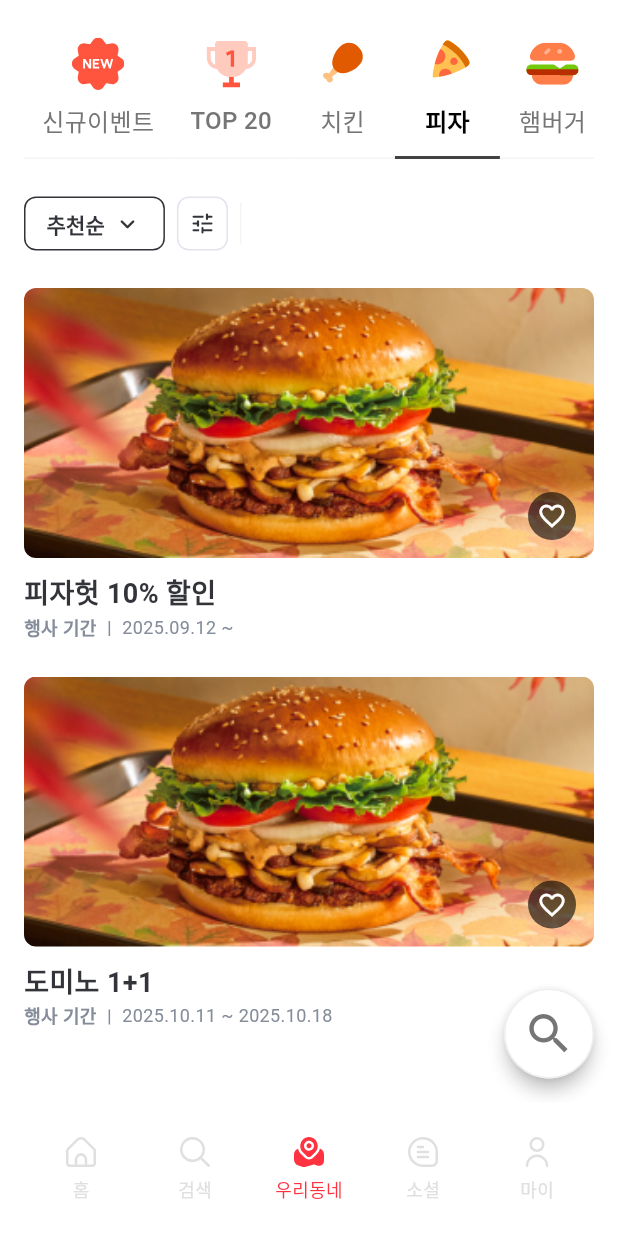
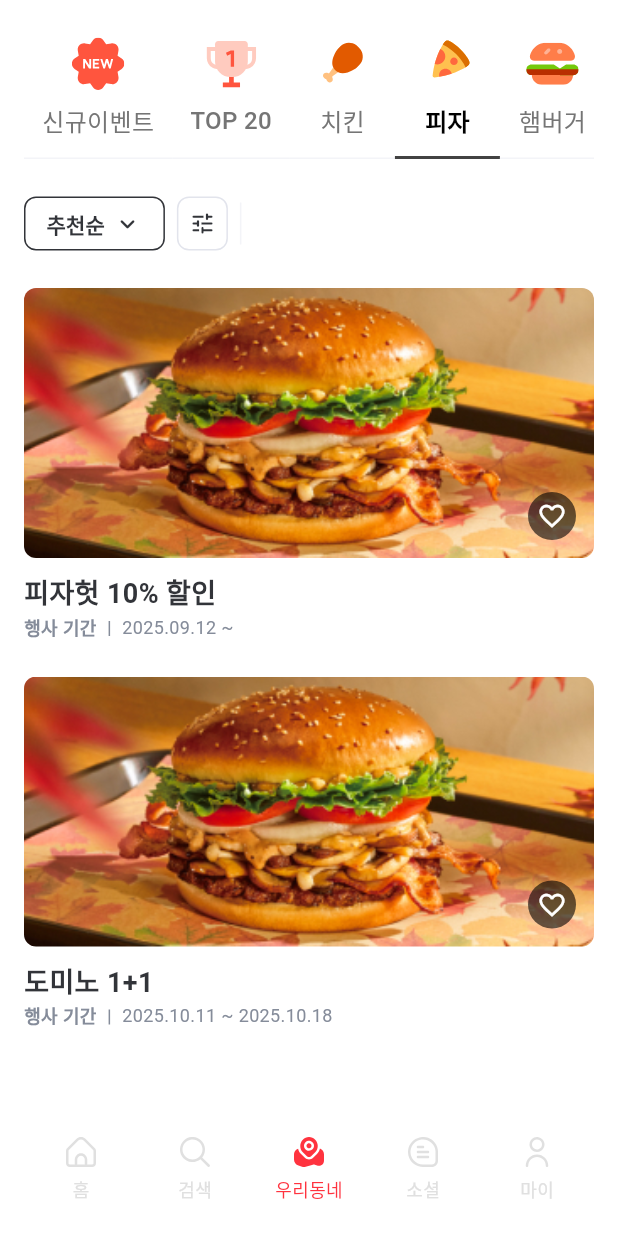
Before and after one commit to ApptiveDev/NOCHIGIMA, a Flutter app: the MainScreen screen opened directly, item 3 of the bottom bar chosen, on a phone screen of 412 x 824 dp. Run offline on Flutter 3.47's test engine with Material 3 defaults, Android fonts, the phone set to English and light mode, and no system bars; our stand-ins replace carousel_slider, flutter_svg; Roboto replaces fonts that are missing (Prentendard, Pretendard).

Commit message:
fix: search(주소, 프로모검색) 루트 수정, floatingSearchButton 제거

```diff
--- a/frontend/lib/main_screen.dart
+++ b/frontend/lib/main_screen.dart
@@ -1,7 +1,7 @@
 import 'package:flutter/material.dart';
 import 'package:flutter_svg/flutter_svg.dart';
 import 'package:frontend/core/app_colors.dart';
-
+import 'package:frontend/screens/brand-promotion/search_promo_screen.dart';
 import 'package:frontend/screens/home/home_screen.dart';
 import 'package:frontend/screens/mypage/mypage_screen.dart';
 import 'package:frontend/screens/search/search_screen.dart';
@@ -21,7 +21,7 @@ class _MainScreenState extends State<MainScreen>{
 
   static const List<Widget> _pages = <Widget>[
     HomeScreen(),
-    SearchScreen(),
+    SearchPromotion(),
     PromoScreen(),
     SocialScreen(),
     MypageScreen(),
--- a/frontend/lib/screens/brand-promotion/promo_screen.dart
+++ b/frontend/lib/screens/brand-promotion/promo_screen.dart
@@ -197,15 +197,6 @@ class _PromoScreenState extends State<PromoScreen> {
           ),
         ),
       ),
-      floatingActionButton: FloatingSearchButton(
-        onPressed: () {
-          Navigator.push(
-            context,
-            MaterialPageRoute(builder: (context) => SearchPromotion()),
-          );
-        },
-      ),
-      floatingActionButtonLocation: FloatingActionButtonLocation.endFloat,
     );
   }
 }
--- a/frontend/lib/screens/home/home_screen.dart
+++ b/frontend/lib/screens/home/home_screen.dart
@@ -1,6 +1,7 @@
 import 'package:flutter/material.dart';
 import 'package:frontend/core/app_colors.dart';
 import 'package:flutter_svg/flutter_svg.dart';
+import 'package:frontend/screens/search/search_screen.dart';
 import 'package:frontend/widgets/home/home_widgets.dart';
 
 class HomeScreen extends StatefulWidget{
@@ -41,6 +42,9 @@ class _HomeScreen extends State<HomeScreen>{
               mainAxisAlignment: MainAxisAlignment.spaceBetween,
               children: [
                 GestureDetector(
+                  onTap: (){
+                    Navigator.push(context, MaterialPageRoute(builder: (context) => SearchScreen()));
+                  },
                     child: Row(
                       children: [
                         SvgPicture.asset(
--- a/frontend/lib/widgets/brand-promotion/brand_promotion_widgets.dart
+++ b/frontend/lib/widgets/brand-promotion/brand_promotion_widgets.dart
@@ -1,3 +1,2 @@
 export 'filter_button.dart';
 export 'promotion_block.dart';
-export 'floating_search_button.dart';
--- a/frontend/lib/widgets/brand-promotion/floating_search_button.dart
+++ /dev/null
@@ -1,29 +0,0 @@
-import 'package:flutter/material.dart';
-
-// floatingSearchButton
-class FloatingSearchButton extends StatelessWidget {
-  final VoidCallback onPressed;
-
-  const FloatingSearchButton({
-    super.key,
-    required this.onPressed,
-  });
-
-  @override
-  Widget build(BuildContext context) {
-    return Container(
-      height: 60,
-      width: 60,
-
-      child: FloatingActionButton(
-        onPressed: onPressed,
-        child: Icon(Icons.search, color: Colors.grey[600], size: 35),
-        shape: CircleBorder(
-          side: BorderSide(color: Colors.grey[200]!, width: 1.0),
-        ),
-        elevation: 4.5,
-        backgroundColor: Colors.white,
-      ),
-    );
-  }
-}
```
Also changed, not shown: frontend/lib/screens/brand-promotion/search_promo_screen.dart (+0 -10 lines).
